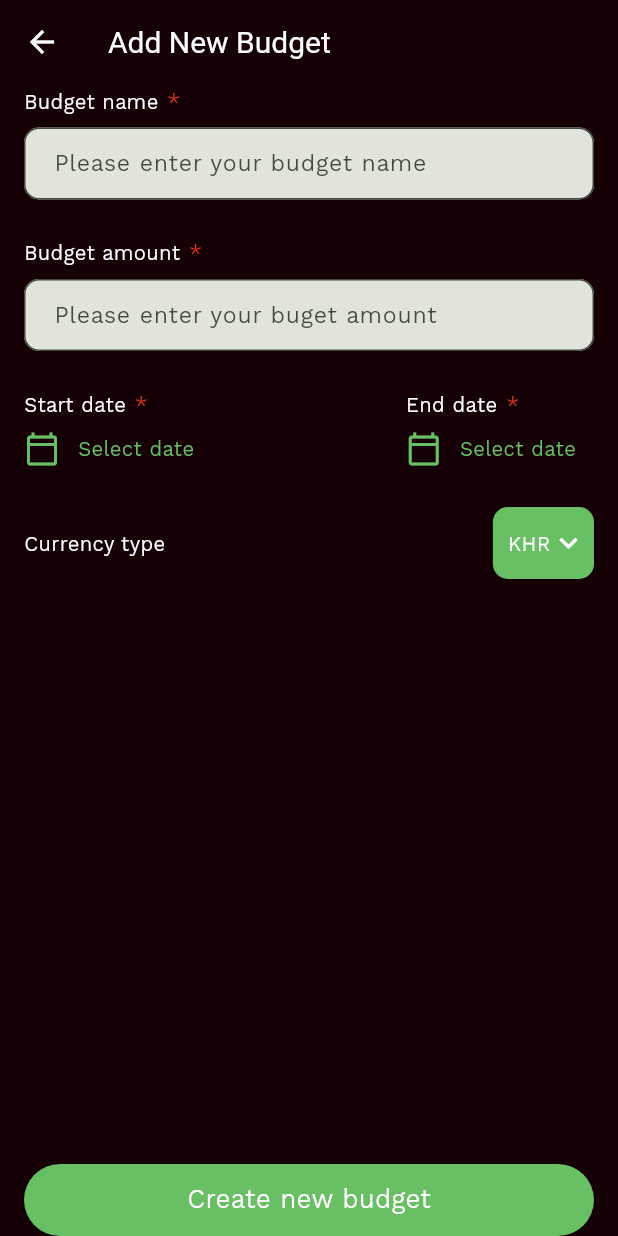
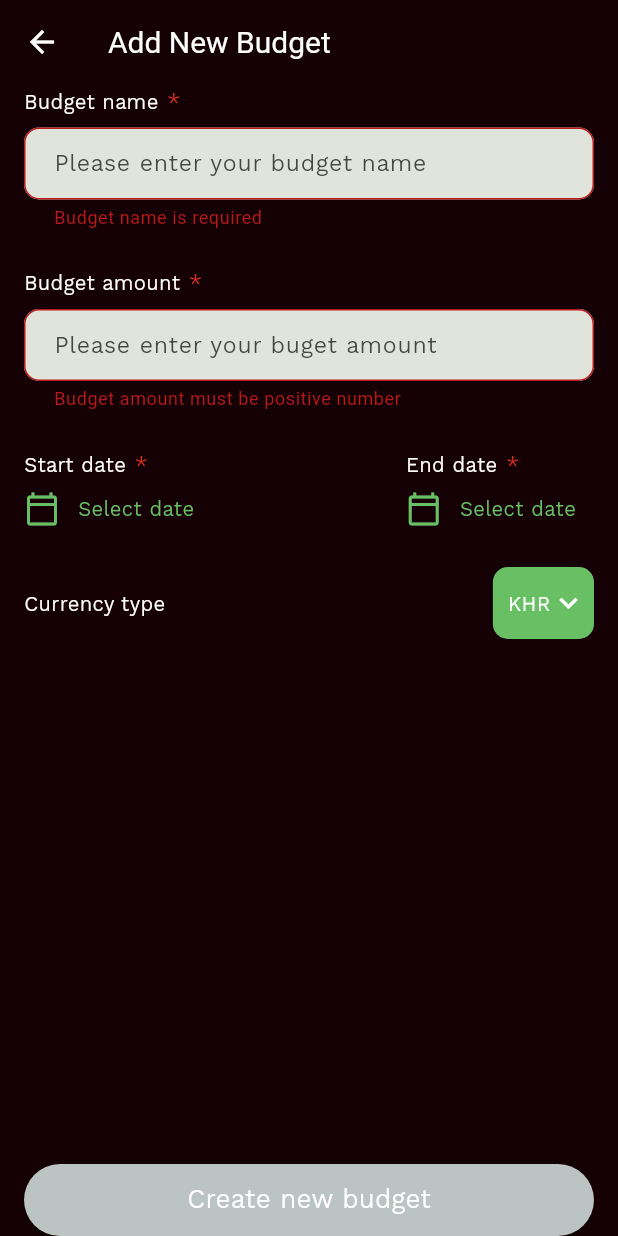
Before and after one commit to limkimsan/flutter_xspend, a Flutter app: the NewBudgetView screen opened by its route, after a tap on "Create new budget", on a phone screen of 412 x 824 dp. Run offline on Flutter 3.47's test engine with Material 3 defaults, Android fonts, the phone set to English and light mode, and no system bars; our stand-ins replace dotted_border, email_validator, equatable, fl_chart, flutter_bloc, flutter_dotenv and 8 more; accounts and stored records are empty; generated files the repository leaves out were written again.

Commit message:
Add new transaction form validation

```diff
--- /dev/null
+++ b/lib/src/new_budgets/new_budget_controller.dart
@@ -0,0 +1,5 @@
+class NewBudgetController {
+  static bool isValidForm(name, amount, startDate, endDate) {
+    return name != null && name != '' && amount != null && amount != '' && double.parse(amount) > 0 && startDate != null && endDate != null;
+  }
+}
--- a/lib/src/new_budgets/new_budget_form.dart
+++ b/lib/src/new_budgets/new_budget_form.dart
@@ -4,6 +4,7 @@ import 'package:intl/intl.dart';
 import 'package:flutter_xspend/src/constants/colors.dart';
 import 'package:flutter_xspend/src/shared/input_label_widget.dart';
 import 'package:flutter_xspend/src/new_transaction/currency_type_picker.dart';
+import 'new_budget_controller.dart';
 
 class NewBudgetForm extends StatefulWidget {
   const NewBudgetForm({super.key});
@@ -19,11 +20,15 @@ class _NewBudgetFormState extends State<NewBudgetForm> {
   DateTime? startDate;
   DateTime? endDate;
   String selectedCurrency = 'khr';
+  // bool isValidDate = false;
+  bool isValid = false;
 
   void saveBudget() {
-    _formKey.currentState!.save();
-    print('=== save budget ====');
-    print('= name = $name | amount = $amount | start date = $startDate | end date = $endDate | currency = $selectedCurrency');
+    if (_formKey.currentState!.validate() && isValid) {
+      _formKey.currentState!.save();
+      print('=== save budget ====');
+      print('= name = $name | amount = $amount | start date = $startDate | end date = $endDate | currency = $selectedCurrency');
+    }
   }
 
   @override
@@ -49,15 +54,25 @@ class _NewBudgetFormState extends State<NewBudgetForm> {
         setState(() {
           if (type == 'start') {
             startDate = selectedDateTime;
+            isValid = NewBudgetController.isValidForm(name, amount, selectedDate, endDate);
           }
           else {
             endDate = selectedDateTime;
+            isValid = NewBudgetController.isValidForm(name, amount, startDate, selectedDate);
           }
         });
       }
     }
 
-    Widget datePicker(title, onTap) {
+    Widget datePicker(type, onTap) {
+      String label = 'Select date';
+      if (type == 'start' && startDate != null) {
+        label = DateFormat('dd-MM-yyyy').format(startDate!);
+      }
+      else if (type == 'end' && endDate != null) {
+        label = DateFormat('dd-MM-yyyy').format(endDate!);
+      }
+
       return InkWell(
         onTap: onTap,
         child: SizedBox(
@@ -65,13 +80,19 @@ class _NewBudgetFormState extends State<NewBudgetForm> {
           child: Column(
             crossAxisAlignment: CrossAxisAlignment.start,
             children: [
-              InputLabelWidget(label: title, isRequired: true),
-              const Row(
+              InputLabelWidget(
+                label: type == 'start' ? 'Start date' : 'End date',
+                isRequired: true)
+              ,
+              Row(
                 children: [
-                  Icon(Icons.calendar_today_outlined, color: primary),
+                  const Icon(Icons.calendar_today_outlined, color: primary),
                   Padding(
-                    padding: EdgeInsets.symmetric(horizontal: 12),
-                    child: Text('Select date', style: TextStyle(color: primary)),
+                    padding: const EdgeInsets.symmetric(horizontal: 12),
+                    child: Text(
+                      label,
+                      style: const TextStyle(color: primary)
+                    ),
                   )
                 ],
               ),
@@ -118,6 +139,12 @@ class _NewBudgetFormState extends State<NewBudgetForm> {
                       return null;
                     },
                     onSaved: (value) { name = value; },
+                    onChanged: (value) {
+                      name = value;
+                      setState(() {
+                        isValid = NewBudgetController.isValidForm(value, amount, startDate, endDate);
+                      });
+                    },
                   ),
                   const SizedBox(height: 24),
                   const InputLabelWidget(label: 'Budget amount', isRequired: true,),
@@ -132,13 +159,19 @@ class _NewBudgetFormState extends State<NewBudgetForm> {
                       return null;
                     },
                     onSaved: (value) { amount = value; },
+                    onChanged: (value) {
+                      amount= value;
+                      setState(() {
+                        isValid = NewBudgetController.isValidForm(name, value, startDate, endDate);
+                      });
+                    },
                   ),
                   const SizedBox(height: 24),
                   Row(
                     mainAxisAlignment: MainAxisAlignment.spaceBetween,
                     children: [
-                      datePicker('Start date', () { selectDate(startDate, 'start'); }),
-                      datePicker('End date', () { selectDate(endDate, 'end'); }),
+                      datePicker('start', () { selectDate(startDate, 'start'); }),
+                      datePicker('end', () { selectDate(endDate, 'end'); }),
                     ],
                   ),
                   const SizedBox(height: 24),
@@ -147,6 +180,9 @@ class _NewBudgetFormState extends State<NewBudgetForm> {
               ),
             ),
             ElevatedButton(
+              style: ElevatedButton.styleFrom(
+                primary: isValid ? primary : pewter,
+              ),
               onPressed: () { saveBudget(); },
               child: Text(
                 'Create new budget',
```
